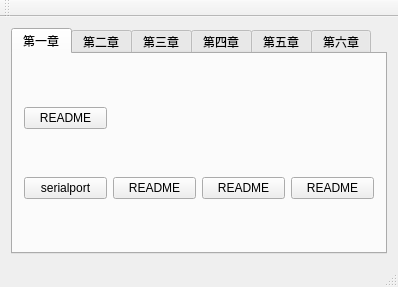
The window that qt4gui_note/mainwindow.ui (shqhope/qtwork) describes before a commit, drawn with Qt 5.
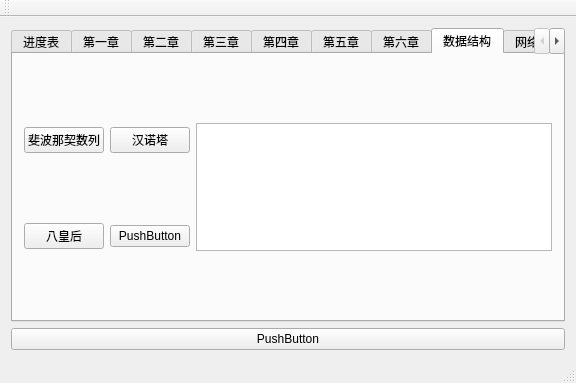
The same window after the commit. The open tabs and pages were chosen to show the change.

Patch:
```diff
--- a/qt4gui_note/mainwindow.ui
+++ b/qt4gui_note/mainwindow.ui
@@ -6,8 +6,8 @@
    <rect>
     <x>0</x>
     <y>0</y>
-    <width>398</width>
-    <height>287</height>
+    <width>576</width>
+    <height>383</height>
    </rect>
   </property>
   <property name="windowTitle">
@@ -20,6 +20,11 @@
       <property name="currentIndex">
        <number>0</number>
       </property>
+      <widget class="QWidget" name="tab_9">
+       <attribute name="title">
+        <string>进度表</string>
+       </attribute>
+      </widget>
       <widget class="QWidget" name="tab">
        <attribute name="title">
         <string>第一章</string>
@@ -132,6 +137,56 @@
         </item>
        </layout>
       </widget>
+      <widget class="QWidget" name="tab_7">
+       <attribute name="title">
+        <string>数据结构</string>
+       </attribute>
+       <layout class="QGridLayout" name="gridLayout_8">
+        <item row="0" column="0">
+         <widget class="QPushButton" name="pushButton_11">
+          <property name="text">
+           <string>斐波那契数列</string>
+          </property>
+         </widget>
+        </item>
+        <item row="0" column="1">
+         <widget class="QPushButton" name="pushButton_13">
+          <property name="text">
+           <string>汉诺塔</string>
+          </property>
+         </widget>
+        </item>
+        <item row="0" column="2" rowspan="2">
+         <widget class="QPlainTextEdit" name="plainTextEdit"/>
+        </item>
+        <item row="1" column="0">
+         <widget class="QPushButton" name="pushButton_12">
+          <property name="text">
+           <string>八皇后</string>
+          </property>
+         </widget>
+        </item>
+        <item row="1" column="1">
+         <widget class="QPushButton" name="pushButton_14">
+          <property name="text">
+           <string>PushButton</string>
+          </property>
+         </widget>
+        </item>
+       </layout>
+      </widget>
+      <widget class="QWidget" name="tab_8">
+       <attribute name="title">
+        <string>网络工具</string>
+       </attribute>
+      </widget>
+     </widget>
+    </item>
+    <item row="1" column="0">
+     <widget class="QPushButton" name="pushButton_15">
+      <property name="text">
+       <string>PushButton</string>
+      </property>
      </widget>
     </item>
    </layout>
```
Left out of the diff: 4 changed lines with no effect on the pictures.
